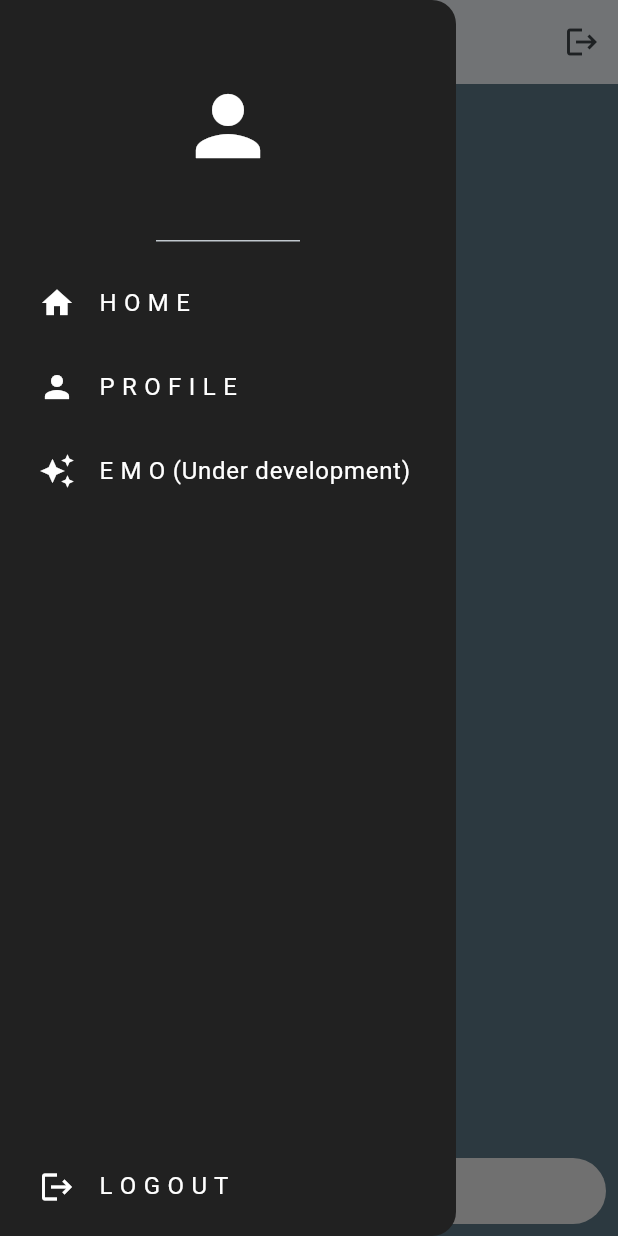
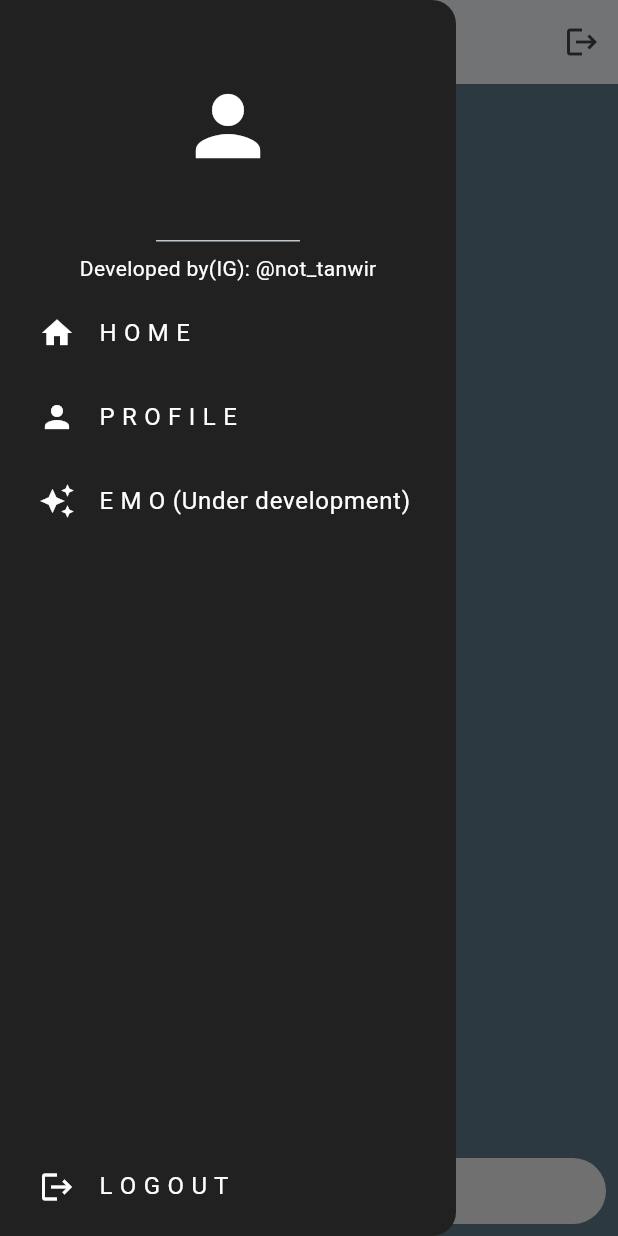
Before and after one commit to DotDae13/izhar, a Flutter app: the ChatbotIntegration screen opened directly, with the side drawer open, on a phone screen of 412 x 824 dp. Run offline on Flutter 3.47's test engine with Material 3 defaults, Android fonts, the phone set to English and light mode, and no system bars; drawn by our look-alikes of dash_chat_2; our stand-ins replace cloud_firestore, firebase_auth, firebase_core; accounts and stored records are empty.

```diff
--- a/lib/components/drawer.dart
+++ b/lib/components/drawer.dart
@@ -32,9 +32,9 @@ class MyDrawer extends StatelessWidget {
 
               ),
 
-              /**const Text("Developed by(IG): @not_tanwir",
+              const Text("Developed by(IG): @not_tanwir",
                 style: TextStyle(color: Colors.white),
-              ),**/
+              ),
               const SizedBox(height: 5,),
 
               MyListTile(
@@ -48,7 +48,7 @@ class MyDrawer extends StatelessWidget {
               ),
               MyListTile(icon: Icons.auto_awesome,
                   text: 'E M O (Under development)',
-                  onTap: onEmoTap
+                  onTap: onEmoTap,
               ),
             ],
           ),
@@ -58,7 +58,7 @@ class MyDrawer extends StatelessWidget {
             child: MyListTile(
                 icon: Icons.logout,
                 text: 'L O G O U T',
-                onTap: onSignOut
+                onTap: onSignOut,
             ),
           ),
 
--- a/lib/pages/gemini_chatbot_page.dart
+++ b/lib/pages/gemini_chatbot_page.dart
@@ -86,6 +86,7 @@ class _ChatbotIntegrationState extends State<ChatbotIntegration> {
 
 
   void signOut() {
+    Navigator.pop(context);
     FirebaseAuth.instance.signOut();
   }
 
--- a/lib/pages/home_page.dart
+++ b/lib/pages/home_page.dart
@@ -27,6 +27,7 @@ class _HomePageState extends State<HomePage> {
 
   //SignOut
   void signOut() {
+    //Navigator.pop(context);
     FirebaseAuth.instance.signOut();
   }
 
@@ -47,7 +48,6 @@ class _HomePageState extends State<HomePage> {
 
   void goToProfilePage() {
     Navigator.pop(context);
-
     Navigator.push(
       context,
       MaterialPageRoute(
--- a/lib/pages/register_page.dart
+++ b/lib/pages/register_page.dart
@@ -1,7 +1,6 @@
 import 'package:cloud_firestore/cloud_firestore.dart';
 import 'package:firebase_auth/firebase_auth.dart';
 import 'package:flutter/material.dart';
-import 'package:izhar/pages/login_page.dart';
 import '../components/button.dart';
 import '../components/text_field.dart';
 
```
Also changed, not shown: 5 other files.
